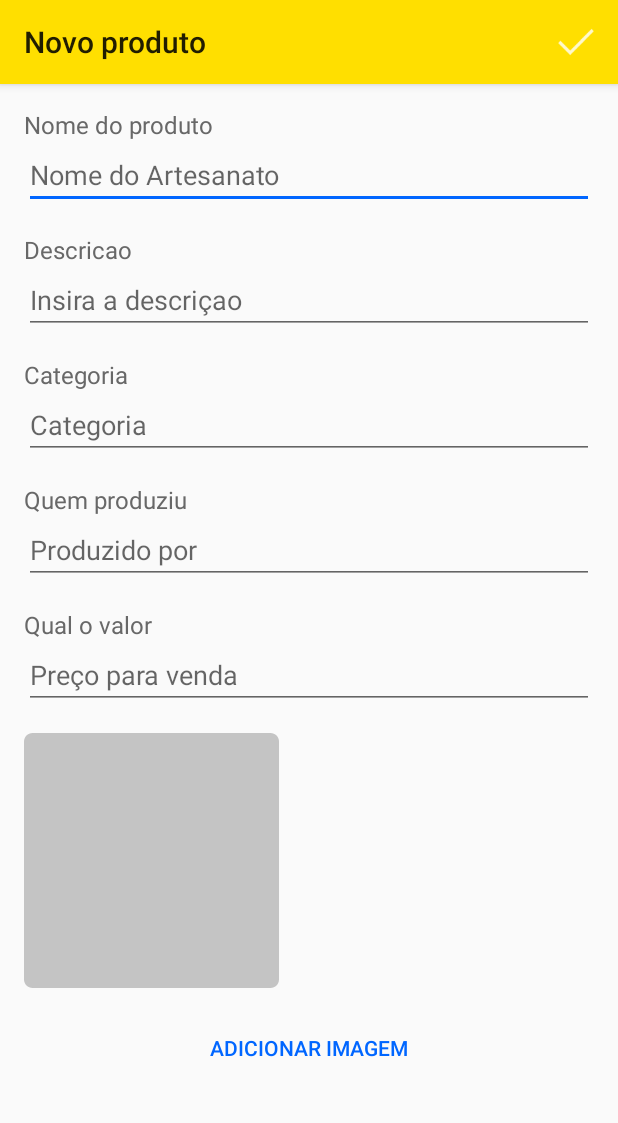
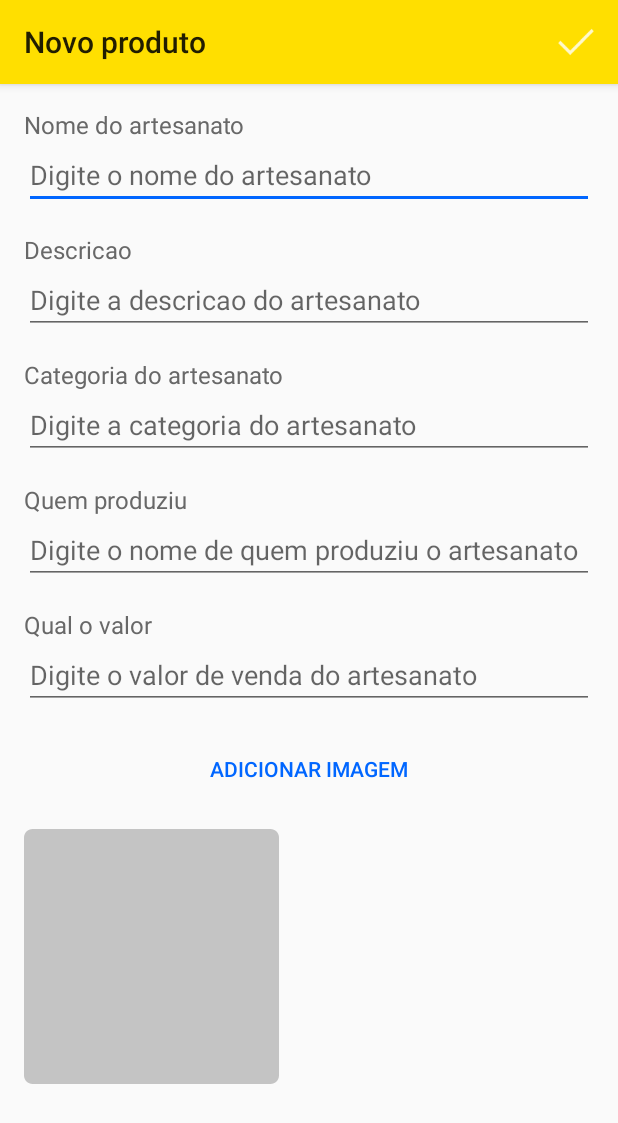
Before and after one commit to DiogoHenriqueC/ArtesRegina, an Android app: the FormularioActivity screen opened directly, with no data from a screen before it, on a phone screen of 412 x 824 dp. Shown: the top 1123 px of the screen. Run offline under Robolectric (Android 15) with nearby library versions, the phone set to English and light mode, and no system bars.

Commit message:
Formulario update

```diff
--- a/app/src/main/res/layout/activity_formulario.xml
+++ b/app/src/main/res/layout/activity_formulario.xml
@@ -11,7 +11,7 @@
         <TextView
             android:layout_width="match_parent"
             android:layout_height="wrap_content"
-            android:text="Nome do produto"
+            android:text="Nome do artesanato"
             android:textSize="@dimen/medio"
             android:textAppearance="@style/h1"
             android:layout_marginTop="@dimen/medio"
@@ -20,7 +20,7 @@
         <EditText
             android:layout_width="match_parent"
             android:layout_height="wrap_content"
-            android:hint="Nome do Artesanato"
+            android:hint="Digite o nome do artesanato"
             android:id="@+id/formulario_nome"
             android:layout_marginLeft="@dimen/medio"
             android:layout_marginRight="@dimen/medio"/>
@@ -37,7 +37,7 @@
         <EditText
             android:layout_width="match_parent"
             android:layout_height="wrap_content"
-            android:hint="Insira a descriçao"
+            android:hint="Digite a descricao do artesanato"
             android:id="@+id/formulario_descricao"
             android:layout_marginLeft="@dimen/medio"
             android:layout_marginRight="@dimen/medio"/>
@@ -45,7 +45,7 @@
         <TextView
             android:layout_width="match_parent"
             android:layout_height="wrap_content"
-            android:text="Categoria"
+            android:text="Categoria do artesanato"
             android:textSize="@dimen/medio"
             android:textAppearance="@style/h1"
             android:layout_marginTop="@dimen/medio"
@@ -54,7 +54,7 @@
         <EditText
             android:layout_width="match_parent"
             android:layout_height="wrap_content"
-            android:hint="Categoria"
+            android:hint="Digite a categoria do artesanato"
             android:id="@+id/formulario_categoria"
             android:layout_marginLeft="@dimen/medio"
             android:layout_marginRight="@dimen/medio"/>
@@ -71,7 +71,7 @@
         <EditText
             android:layout_width="match_parent"
             android:layout_height="wrap_content"
-            android:hint="Produzido por"
+            android:hint="Digite o nome de quem produziu o artesanato"
             android:id="@+id/formulario_autor"
             android:layout_marginLeft="@dimen/medio"
             android:layout_marginRight="@dimen/medio"/>
@@ -88,18 +88,10 @@
         <EditText
             android:layout_width="match_parent"
             android:layout_height="wrap_content"
-            android:hint="Preço para venda"
+            android:hint="Digite o valor de venda do artesanato"
             android:id="@+id/formulario_price"
             android:layout_marginLeft="@dimen/medio"
             android:layout_marginRight="@dimen/medio"/>
-
-        <ImageView
-            android:layout_width="170dp"
-            android:layout_height="170dp"
-            android:layout_marginTop="@dimen/medio"
-            android:background="@drawable/rectangle_destaque"
-            android:layout_marginLeft="@dimen/medio"
-            android:id="@+id/imageProduto"/>
 
         <Button
             android:layout_width="match_parent"
@@ -111,6 +103,16 @@
             android:layout_marginTop="@dimen/medio"
             style="@style/Widget.AppCompat.Button.Borderless.Colored"/>
 
+        <ImageView
+            android:layout_width="170dp"
+            android:layout_height="170dp"
+            android:layout_marginTop="@dimen/medio"
+            android:background="@drawable/rectangle_destaque"
+            android:layout_marginLeft="@dimen/medio"
+            android:id="@+id/imageProduto"/>
+
+
+
     </LinearLayout>
 
 </ScrollView>
```
